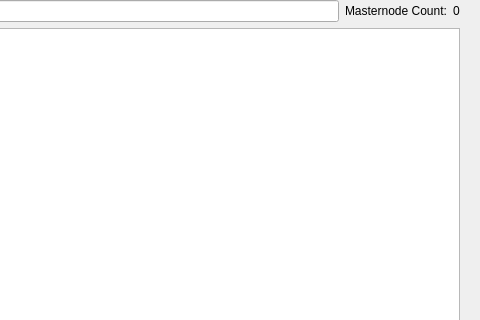
dashpay/dash, file src/qt/forms/proposallist.ui: the form before one commit; both pictures show x 282 to 762 and y 0 to 320 of the 762 by 457 pixel window.
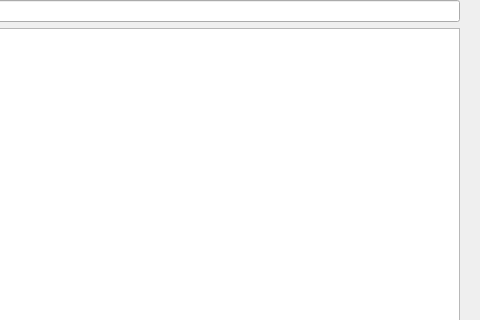
The form after the commit.

Patch:
```diff
--- a/src/qt/forms/proposallist.ui
+++ b/src/qt/forms/proposallist.ui
@@ -59,23 +59,6 @@
          </property>
         </widget>
        </item>
-       <item>
-        <widget class="QLabel" name="label_mn_count">
-         <property name="text">
-          <string>Masternode Count:</string>
-         </property>
-         <property name="toolTip">
-          <string>Number of masternodes this wallet can vote with (masternodes for which this wallet holds the voting key)</string>
-         </property>
-        </widget>
-       </item>
-       <item>
-        <widget class="QLabel" name="mnCountLabel">
-         <property name="text">
-          <string notr="true">0</string>
-         </property>
-        </widget>
-       </item>
       </layout>
      </item>
      <item>
```
